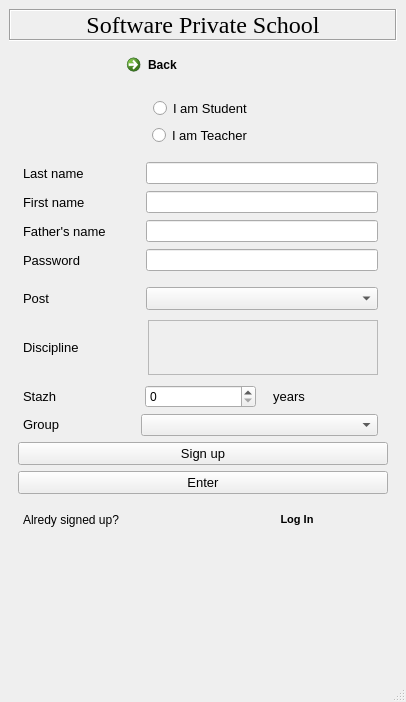
Before: the Qt Designer form learnsystem.ui in marko-yaciv/2c_coursework, drawn with Qt 5.
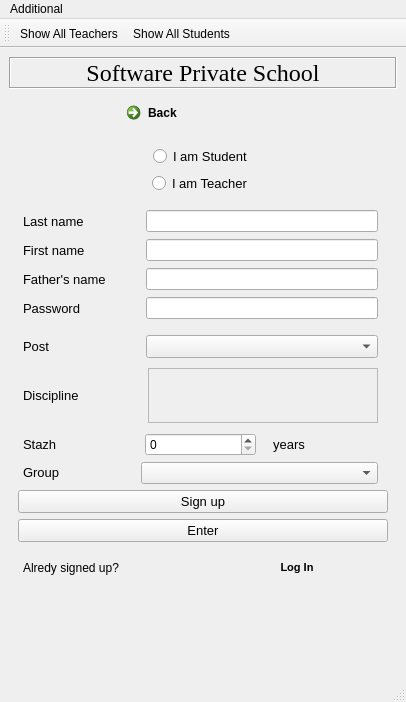
After: the same form once the commit is applied. Icons and pictures are not drawn.

Commit message: fixed crach bug in student window. added menu in gegistration window to show all members who are registered

```diff
--- a/learnsystem.ui
+++ b/learnsystem.ui
@@ -382,7 +382,7 @@
                  <x>0</x>
                  <y>0</y>
                  <width>223</width>
-                 <height>53</height>
+                 <height>37</height>
                 </rect>
                </property>
               </widget>
@@ -713,8 +713,59 @@
      <height>25</height>
     </rect>
    </property>
+   <widget class="QMenu" name="menuAdditional">
+    <property name="title">
+     <string>Additional</string>
+    </property>
+    <addaction name="actionShow_All_Teachers"/>
+    <addaction name="actionShow_All_Students"/>
+   </widget>
+   <addaction name="menuAdditional"/>
   </widget>
   <widget class="QStatusBar" name="statusbar"/>
+  <widget class="QToolBar" name="toolBar">
+   <property name="windowTitle">
+    <string>toolBar</string>
+   </property>
+   <property name="toolButtonStyle">
+    <enum>Qt::ToolButtonIconOnly</enum>
+   </property>
+   <attribute name="toolBarArea">
+    <enum>TopToolBarArea</enum>
+   </attribute>
+   <attribute name="toolBarBreak">
+    <bool>false</bool>
+   </attribute>
+   <addaction name="actionShow_All_Teachers"/>
+   <addaction name="actionShow_All_Students"/>
+  </widget>
+  <action name="actionShow_All_Teachers">
+   <property name="icon">
+    <iconset>
+     <normaloff>:/rec/img/teacher.png</normaloff>:/rec/img/teacher.png</iconset>
+   </property>
+   <property name="text">
+    <string>Show All Teachers</string>
+   </property>
+   <property name="whatsThis">
+    <string>Show All Teachers</string>
+   </property>
+  </action>
+  <action name="actionShow_All_Students">
+   <property name="icon">
+    <iconset>
+     <normaloff>:/rec/img/student.png</normaloff>:/rec/img/student.png</iconset>
+   </property>
+   <property name="text">
+    <string>Show All Students</string>
+   </property>
+   <property name="whatsThis">
+    <string>Show All Teachers</string>
+   </property>
+   <property name="shortcutContext">
+    <enum>Qt::WindowShortcut</enum>
+   </property>
+  </action>
  </widget>
  <tabstops>
   <tabstop>Lname</tabstop>
```
The commit also changes 14 other files.
